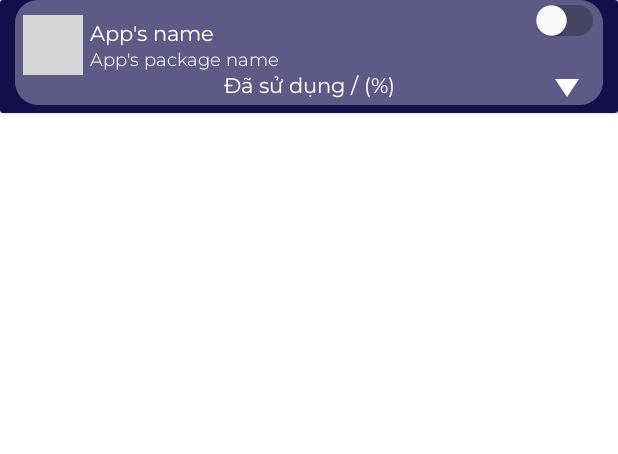
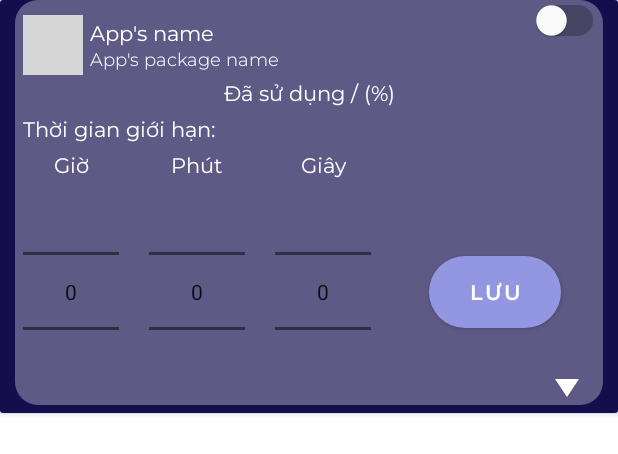
Before and after one commit to TrisTaam/Usage-Time-Control, an Android app: the layout follow_app_view.xml on its own in the app's theme, with its tools: preview values and no code run, on a phone screen of 412 x 824 dp. Shown: the top 454 px of the screen. Run offline under Robolectric (Android 15) with nearby library versions, the phone set to English and light mode, and no system bars; grey boxes are pictures that could not be loaded.

Commit message:
Add time picker

```diff
--- a/app/src/main/res/layout/follow_app_view.xml
+++ b/app/src/main/res/layout/follow_app_view.xml
@@ -16,7 +16,7 @@
         <ImageView
             android:id="@+id/imgView1"
             android:layout_width="match_parent"
-            android:layout_height="70dp"
+            android:layout_height="270dp"
             android:layout_marginStart="10dp"
             android:layout_marginEnd="10dp"
             android:layout_marginBottom="5dp"
@@ -34,29 +34,30 @@
             android:layout_height="40dp"
             android:layout_marginStart="5dp"
             android:layout_marginTop="10dp"
-            app:layout_constraintTop_toTopOf="@id/imgView1"
             app:layout_constraintHorizontal_bias="0"
             app:layout_constraintLeft_toLeftOf="@id/imgView1"
             app:layout_constraintRight_toRightOf="@id/imgView1"
-            tools:srcCompat="@tools:sample/avatars"
-            tools:ignore="ContentDescription" />
+            app:layout_constraintTop_toTopOf="@id/imgView1"
+            tools:ignore="ContentDescription"
+            tools:srcCompat="@tools:sample/avatars" />
 
         <Switch
             android:id="@+id/swtFollow"
             android:layout_width="wrap_content"
             android:layout_height="wrap_content"
+            android:background="@null"
             android:thumbTint="@color/white"
             android:track="@drawable/switch_custom"
-            android:background="@null"
             app:layout_constraintRight_toRightOf="@+id/imgView1"
             app:layout_constraintTop_toTopOf="@+id/imgView1"
             tools:ignore="UseSwitchCompatOrMaterialXml" />
 
         <TextView
-            android:id="@+id/textView"
+            android:id="@+id/statistic"
             android:layout_width="wrap_content"
             android:layout_height="wrap_content"
             android:fontFamily="@font/montserratregular"
+            android:layout_marginTop="5dp"
             android:text="Đã sử dụng / (%)"
             android:textColor="@color/white"
             app:layout_constraintEnd_toEndOf="@+id/imgView1"
@@ -67,13 +68,111 @@
             android:id="@+id/btnExpand"
             android:layout_width="wrap_content"
             android:layout_height="wrap_content"
+            android:layout_marginBottom="5dp"
+            android:pivotX="50%"
+            android:pivotY="50%"
             app:layout_constraintBottom_toBottomOf="@+id/imgView1"
             app:layout_constraintEnd_toEndOf="@+id/imgView1"
             app:layout_constraintStart_toStartOf="@+id/swtFollow"
-            android:pivotX="50%"
-            android:pivotY="50%"
-            android:layout_marginBottom="5dp"
             app:srcCompat="@drawable/triangle" />
+
+        <androidx.constraintlayout.widget.ConstraintLayout
+            android:id="@+id/expandLayout"
+            android:layout_width="match_parent"
+            android:layout_height="match_parent"
+            app:layout_constraintBottom_toBottomOf="@+id/imgView1"
+            app:layout_constraintEnd_toEndOf="@id/imgView1"
+            app:layout_constraintVertical_bias="0"
+            app:layout_constraintStart_toStartOf="@+id/iconApp1"
+            app:layout_constraintTop_toBottomOf="@+id/statistic">
+
+            <TextView
+                android:id="@+id/setTime"
+                android:layout_width="wrap_content"
+                android:layout_height="wrap_content"
+                android:layout_marginStart="15dp"
+                android:layout_marginTop="5dp"
+                android:fontFamily="@font/montserratregular"
+                android:text="Thời gian giới hạn:"
+                android:textColor="@color/white"
+                app:layout_constraintStart_toStartOf="parent"
+                app:layout_constraintTop_toTopOf="parent" />
+
+            <TextView
+                android:id="@+id/hour"
+                android:layout_width="wrap_content"
+                android:layout_height="wrap_content"
+                android:fontFamily="@font/montserratregular"
+                android:text="Giờ"
+                android:textColor="@color/white"
+                android:layout_marginTop="5dp"
+                app:layout_constraintEnd_toEndOf="@+id/hourPicker"
+                app:layout_constraintStart_toStartOf="@+id/hourPicker"
+                app:layout_constraintTop_toBottomOf="@+id/setTime" />
+
+            <NumberPicker
+                android:id="@+id/hourPicker"
+                android:layout_width="wrap_content"
+                android:layout_height="150dp"
+                app:layout_constraintBottom_toBottomOf="parent"
+                app:layout_constraintStart_toStartOf="@+id/setTime"
+                app:layout_constraintTop_toBottomOf="@id/hour" />
+
+            <TextView
+                android:id="@+id/minute"
+                android:layout_width="wrap_content"
+                android:layout_height="wrap_content"
+                android:fontFamily="@font/montserratregular"
+                android:text="Phút"
+                android:layout_marginTop="5dp"
+                android:textColor="@color/white"
+                app:layout_constraintEnd_toEndOf="@+id/minutePicker"
+                app:layout_constraintStart_toStartOf="@+id/minutePicker"
+                app:layout_constraintTop_toBottomOf="@+id/setTime" />
+
+            <NumberPicker
+                android:id="@+id/minutePicker"
+                android:layout_width="wrap_content"
+                android:layout_height="150dp"
+                android:layout_marginStart="20dp"
+                app:layout_constraintBottom_toBottomOf="parent"
+                app:layout_constraintLeft_toRightOf="@id/hourPicker" />
+
+            <TextView
+                android:id="@+id/second"
+                android:layout_width="wrap_content"
+                android:layout_height="wrap_content"
+                android:fontFamily="@font/montserratregular"
+                android:text="Giây"
+                android:layout_marginTop="5dp"
+                android:textColor="@color/white"
+                app:layout_constraintEnd_toEndOf="@+id/secondPicker"
+                app:layout_constraintStart_toStartOf="@+id/secondPicker"
+                app:layout_constraintTop_toBottomOf="@+id/setTime" />
+
+            <NumberPicker
+                android:id="@+id/secondPicker"
+                android:layout_width="wrap_content"
+                android:layout_height="150dp"
+                android:layout_marginStart="20dp"
+                app:layout_constraintBottom_toBottomOf="parent"
+                app:layout_constraintLeft_toRightOf="@id/minutePicker" />
+
+            <Button
+                android:id="@+id/btnSave"
+                android:layout_width="wrap_content"
+                android:layout_height="wrap_content"
+                android:background="@drawable/button_custom"
+                app:backgroundTint="@null"
+                android:fontFamily="@font/montserratsemibold"
+                android:textColor="@color/white"
+                android:text="Lưu"
+                app:layout_constraintBottom_toBottomOf="@+id/secondPicker"
+                app:layout_constraintEnd_toEndOf="parent"
+                app:layout_constraintStart_toEndOf="@+id/secondPicker"
+                app:layout_constraintTop_toTopOf="@+id/secondPicker" />
+
+        </androidx.constraintlayout.widget.ConstraintLayout>
 
         <RelativeLayout
             android:id="@+id/relativeLayout"
```
